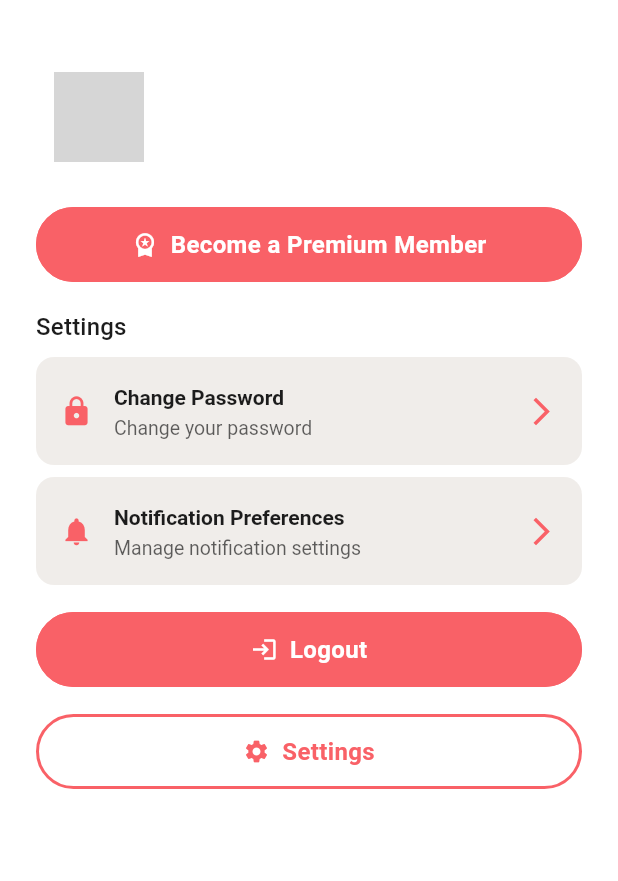
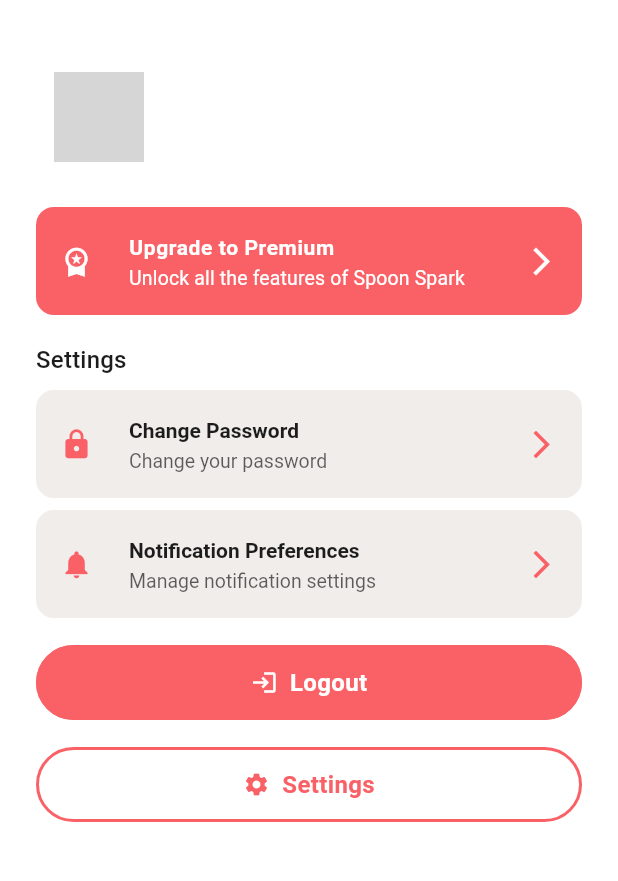
Before and after one commit to clnuding/recipeapp, a Flutter app: the AccountScreen screen opened directly, on a phone screen of 412 x 824 dp, the part 66-947 px from its top. Run offline on Flutter 3.47's test engine with Material 3 defaults, Android fonts, the phone set to English and light mode, and no system bars; our stand-ins replace flutter_dotenv, flutter_svg, google_fonts, google_sign_in, icons_plus, image_picker and 2 more; missing offline and left inert: flutter_custom_tabs; accounts and stored records are empty; network calls fail; grey boxes are pictures that could not be loaded.

Commit message:
ListTile adjustments

```diff
--- a/lib/screens/account.dart
+++ b/lib/screens/account.dart
@@ -1,7 +1,6 @@
 import 'package:flutter/material.dart';
 import 'package:flutter_dotenv/flutter_dotenv.dart';
 import 'package:google_sign_in/google_sign_in.dart';
-import 'package:icons_plus/icons_plus.dart';
 import 'package:pocketbase/pocketbase.dart';
 import 'package:recipeapp/api/user.dart';
 import 'package:recipeapp/theme/theme.dart';
@@ -84,13 +83,7 @@ class _AccountPageState extends State<AccountScreen> {
                   children: [
                     _buildProfileSection(),
                     SizedBox(height: SpoonSparkTheme.spacingXL),
-                    _user!.premium
-                        ? SizedBox.shrink()
-                        : PrimaryButton(
-                          text: "Become a Premium Member",
-                          onPressed: () {},
-                          icon: Icons.workspace_premium,
-                        ),
+                    _user!.premium ? SizedBox.shrink() : _buildPremiumSection(),
                     SizedBox(height: SpoonSparkTheme.spacingXL),
                     _buildSettingsSection(),
                     SizedBox(height: SpoonSparkTheme.spacingXL),
@@ -162,4 +155,34 @@ class _AccountPageState extends State<AccountScreen> {
       ],
     );
   }
+
+  Widget _buildPremiumSection() {
+    final theme = Theme.of(context);
+
+    return ListTile(
+      tileColor: theme.colorScheme.primary,
+      leading: Icon(
+        Icons.workspace_premium,
+        color: theme.colorScheme.onPrimary,
+      ),
+      title: Text(
+        'Upgrade to Premium',
+        style: theme.textTheme.bodySmall?.copyWith(
+          color: theme.colorScheme.onPrimary,
+          fontWeight: SpoonSparkTheme.fontWeightSemibold,
+        ),
+      ),
+      subtitle: Text(
+        'Unlock all the features of Spoon Spark',
+        style: theme.textTheme.labelLarge?.copyWith(
+          color: theme.colorScheme.onPrimary,
+        ),
+      ),
+      trailing: Icon(
+        Icons.arrow_forward_ios,
+        color: theme.colorScheme.onPrimary,
+      ),
+      onTap: () {},
+    );
+  }
 }
--- a/lib/theme/theme.dart
+++ b/lib/theme/theme.dart
@@ -165,12 +165,12 @@ class SpoonSparkTheme {
         ),
         iconColor: _primary,
         contentPadding: EdgeInsets.symmetric(horizontal: spacingL),
-        style: ListTileStyle.drawer,
-        horizontalTitleGap: spacingM,
+        style: ListTileStyle.list,
         shape: RoundedRectangleBorder(
           borderRadius: BorderRadius.circular(radiusL),
         ),
         enableFeedback: false,
+        minLeadingWidth: 30,
       ),
       elevatedButtonTheme: ElevatedButtonThemeData(
         style: ElevatedButton.styleFrom(
@@ -178,7 +178,7 @@ class SpoonSparkTheme {
           backgroundColor: _primary,
           disabledBackgroundColor: _primaryDisabled,
           elevation: 0,
-          // overlayColor: Colors.transparent,
+          overlayColor: Colors.white12,
           shadowColor: Colors.transparent,
           padding: EdgeInsets.symmetric(
             horizontal: spacingM,
@@ -296,7 +296,7 @@ class SpoonSparkTheme {
       bodyLarge: bodyMedium,
       bodyMedium: bodyRegular,
       bodySmall: bodySmall,
-      labelLarge: label,
+      labelLarge: labelLarge,
     );
   }
 }
```
